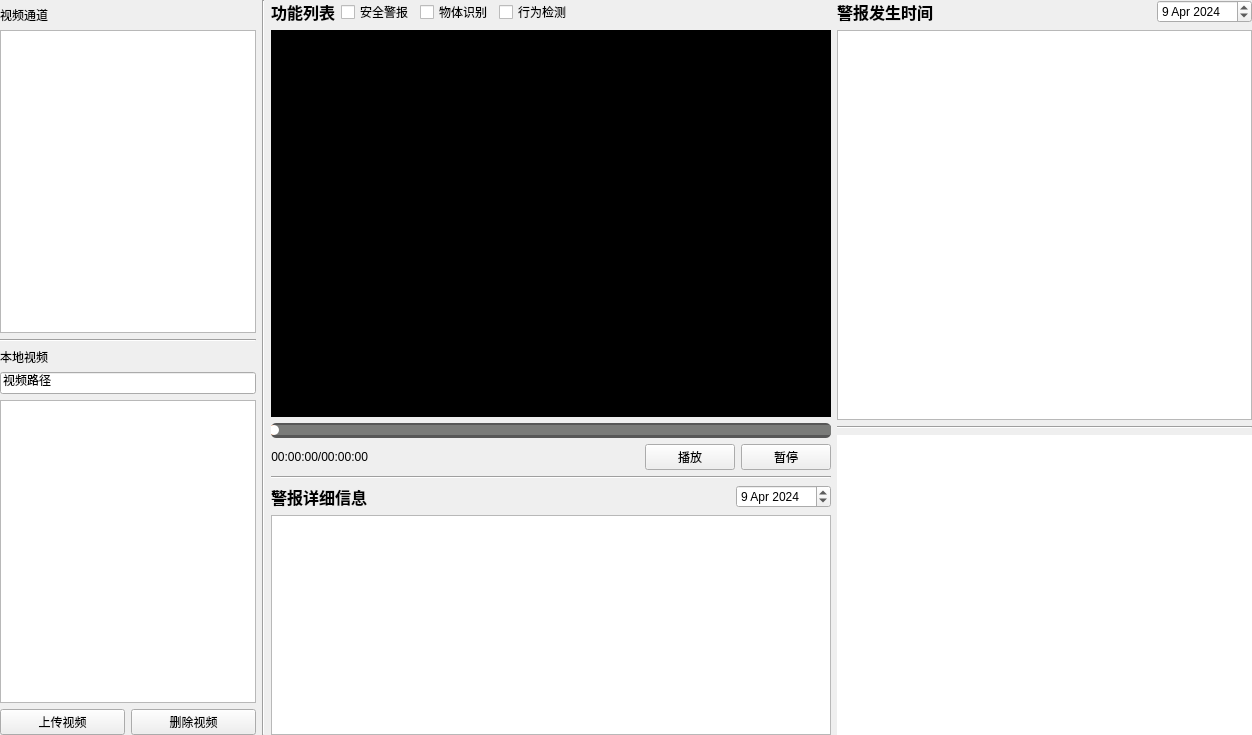
Old version of the form ui/vision_guard.ui in the repository hza2002/VisionGuard.
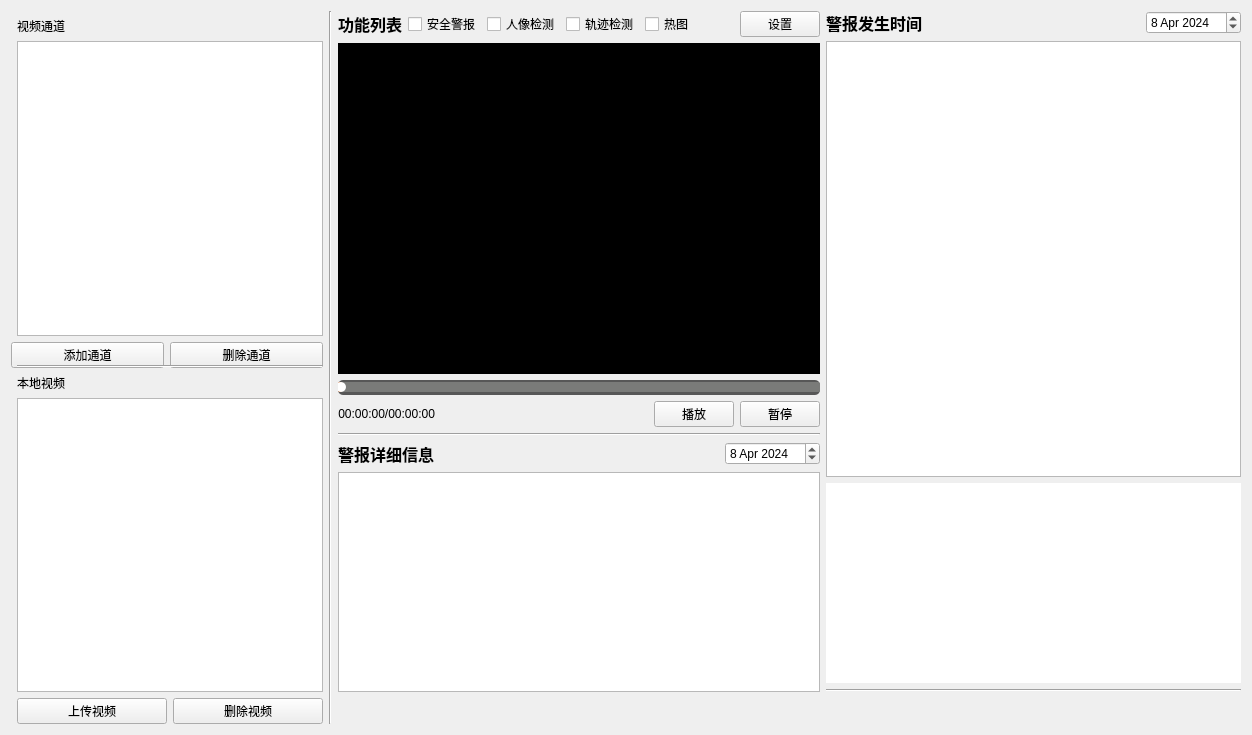
New version of the form.

What changed in the file:
```diff
--- a/ui/vision_guard.ui
+++ b/ui/vision_guard.ui
@@ -13,92 +13,22 @@
   <property name="windowTitle">
    <string>作弊检测</string>
   </property>
-  <layout class="QVBoxLayout" name="verticalLayout_13">
-   <property name="leftMargin">
-    <number>0</number>
-   </property>
-   <property name="topMargin">
-    <number>0</number>
-   </property>
-   <property name="rightMargin">
-    <number>0</number>
-   </property>
-   <property name="bottomMargin">
-    <number>0</number>
-   </property>
-   <item>
-    <layout class="QHBoxLayout" name="horizontalLayout_9" stretch="0,0,5,2">
-     <item>
-      <layout class="QVBoxLayout" name="verticalLayout_7">
-       <item>
+  <layout class="QGridLayout" name="gridLayout">
+   <item row="0" column="1">
         <widget class="Line" name="line_7">
          <property name="orientation">
           <enum>Qt::Vertical</enum>
          </property>
         </widget>
        </item>
-       <item>
-        <widget class="QLabel" name="label_11">
-         <property name="text">
-          <string>视频通道</string>
-         </property>
-        </widget>
-       </item>
-       <item>
-        <widget class="QListWidget" name="video_resource_list"/>
-       </item>
-       <item>
-        <widget class="Line" name="line_8">
-         <property name="orientation">
-          <enum>Qt::Horizontal</enum>
-         </property>
-        </widget>
-       </item>
-       <item>
-        <widget class="QLabel" name="label_12">
-         <property name="text">
-          <string>本地视频</string>
-         </property>
-        </widget>
-       </item>
-       <item>
-        <widget class="QLineEdit" name="video_source_txt">
-         <property name="text">
-          <string>视频路径</string>
-         </property>
-        </widget>
-       </item>
-       <item>
-        <widget class="QListWidget" name="video_resource_file_list"/>
-       </item>
-       <item>
-        <layout class="QHBoxLayout" name="horizontalLayout_8" stretch="0,0">
-         <item>
-          <widget class="QPushButton" name="upload_video_btn">
-           <property name="text">
-            <string>上传视频</string>
-           </property>
-          </widget>
-         </item>
-         <item>
-          <widget class="QPushButton" name="delete_video_btn">
-           <property name="text">
-            <string>删除视频</string>
-           </property>
-          </widget>
-         </item>
-        </layout>
-       </item>
-      </layout>
-     </item>
-     <item>
+   <item row="0" column="2" rowspan="8">
       <widget class="Line" name="line_9">
        <property name="orientation">
         <enum>Qt::Vertical</enum>
        </property>
       </widget>
      </item>
-     <item>
+   <item row="0" column="3" rowspan="7">
       <layout class="QVBoxLayout" name="verticalLayout_8">
        <item>
         <layout class="QVBoxLayout" name="verticalLayout_9" stretch="0,8,0,1">
@@ -136,7 +66,7 @@
               <bool>true</bool>
              </property>
              <property name="text">
-              <string>物体识别</string>
+            <string>人像检测</string>
              </property>
              <property name="checked">
               <bool>false</bool>
@@ -146,7 +76,14 @@
            <item>
             <widget class="QCheckBox" name="behavior_detection">
              <property name="text">
-              <string>行为检测</string>
+            <string>轨迹检测</string>
+           </property>
+          </widget>
+         </item>
+         <item>
+          <widget class="QCheckBox" name="heatmap">
+           <property name="text">
+            <string>热图</string>
              </property>
             </widget>
            </item>
@@ -163,6 +100,19 @@
              </property>
             </spacer>
            </item>
+         <item>
+          <widget class="QPushButton" name="settings">
+           <property name="minimumSize">
+            <size>
+             <width>0</width>
+             <height>0</height>
+            </size>
+           </property>
+           <property name="text">
+            <string>设置</string>
+           </property>
+          </widget>
+         </item>
           </layout>
          </item>
          <item>
@@ -337,7 +287,7 @@
                  <second>0</second>
                  <year>2024</year>
                  <month>4</month>
-                 <day>9</day>
+               <day>8</day>
                 </datetime>
                </property>
               </widget>
@@ -381,10 +331,10 @@
        </item>
       </layout>
      </item>
+   <item row="0" column="4" rowspan="7">
+    <layout class="QVBoxLayout" name="verticalLayout_11" stretch="7,0">
      <item>
-      <layout class="QVBoxLayout" name="verticalLayout_11" stretch="7,0,5">
-       <item>
-        <layout class="QVBoxLayout" name="verticalLayout_12" stretch="0,0">
+      <layout class="QVBoxLayout" name="verticalLayout_12" stretch="0,0,0">
          <item>
           <layout class="QHBoxLayout" name="horizontalLayout_14" stretch="0,0,0">
            <item>
@@ -422,7 +372,7 @@
                <second>0</second>
                <year>2024</year>
                <month>4</month>
-               <day>9</day>
+             <day>8</day>
               </datetime>
              </property>
             </widget>
@@ -445,17 +395,8 @@
            </property>
           </widget>
          </item>
-        </layout>
-       </item>
        <item>
-        <widget class="Line" name="line_11">
-         <property name="orientation">
-          <enum>Qt::Horizontal</enum>
-         </property>
-        </widget>
-       </item>
-       <item>
-        <widget class="QLabel" name="alarm_list_img">
+        <widget class="QLabel" name="summary_plot">
          <property name="enabled">
           <bool>true</bool>
          </property>
@@ -489,6 +430,76 @@
         </widget>
        </item>
       </layout>
+     </item>
+     <item>
+      <widget class="Line" name="line_11">
+       <property name="orientation">
+        <enum>Qt::Horizontal</enum>
+       </property>
+      </widget>
+     </item>
+    </layout>
+   </item>
+   <item row="1" column="1">
+    <widget class="QLabel" name="label_11">
+     <property name="text">
+      <string>视频通道</string>
+     </property>
+    </widget>
+   </item>
+   <item row="2" column="1">
+    <widget class="QListWidget" name="video_resource"/>
+   </item>
+   <item row="3" column="0" rowspan="2" colspan="2">
+    <layout class="QHBoxLayout" name="horizontalLayout_6">
+     <item>
+      <widget class="QPushButton" name="add_channel">
+       <property name="text">
+        <string>添加通道</string>
+       </property>
+      </widget>
+     </item>
+     <item>
+      <widget class="QPushButton" name="del_channel">
+       <property name="text">
+        <string>删除通道</string>
+       </property>
+      </widget>
+     </item>
+    </layout>
+   </item>
+   <item row="4" column="1">
+    <widget class="Line" name="line_8">
+     <property name="orientation">
+      <enum>Qt::Horizontal</enum>
+     </property>
+    </widget>
+   </item>
+   <item row="5" column="1">
+    <widget class="QLabel" name="label_12">
+     <property name="text">
+      <string>本地视频</string>
+     </property>
+    </widget>
+   </item>
+   <item row="6" column="1">
+    <widget class="QListWidget" name="video_file"/>
+   </item>
+   <item row="7" column="1">
+    <layout class="QHBoxLayout" name="horizontalLayout_8" stretch="0,0">
+     <item>
+      <widget class="QPushButton" name="add_video">
+       <property name="text">
+        <string>上传视频</string>
+       </property>
+      </widget>
+     </item>
+     <item>
+      <widget class="QPushButton" name="del_video">
+       <property name="text">
+        <string>删除视频</string>
+       </property>
+      </widget>
      </item>
     </layout>
    </item>
```
Left out of the diff: 10 changed lines with no effect on the pictures. Lines whose indentation alone changed are shown as unchanged.
